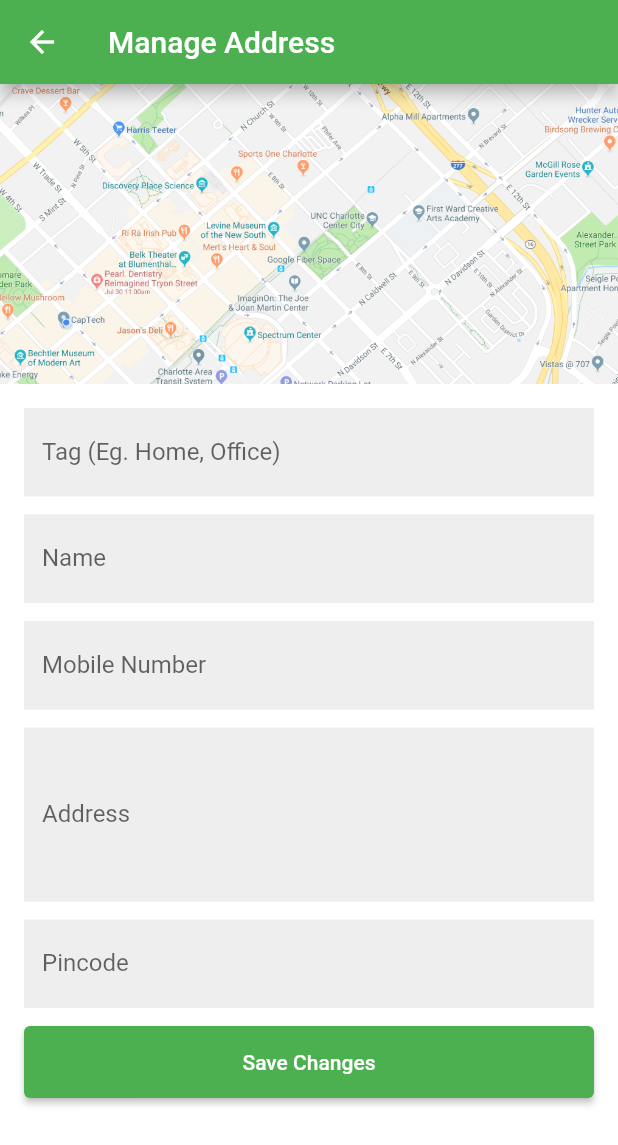
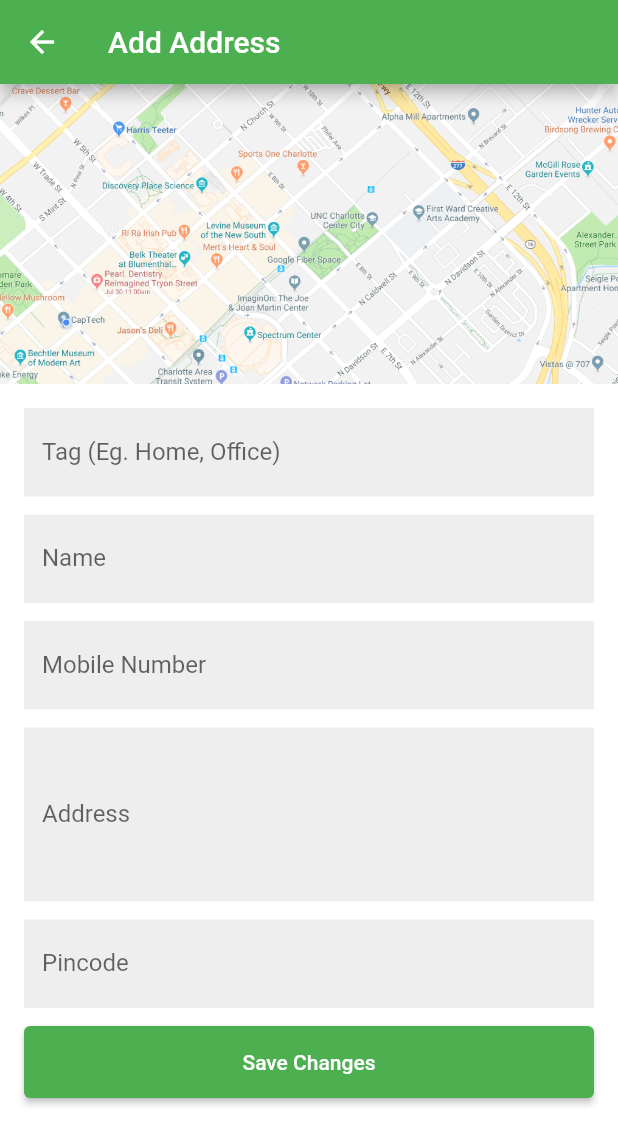
Before and after one commit to appmakingco/grocery-user-backend, a Flutter app: the AddressesScreen screen opened directly, after a tap on the "add" icon, on a phone screen of 412 x 824 dp. Shown: the top 1145 px of the screen. Run offline on Flutter 3.47's test engine with Material 2 defaults, Android fonts, the phone set to English and light mode, and no system bars; our stand-ins replace carousel_slider, cloud_firestore, firebase_auth, firebase_core, firebase_storage, get and 1 more; accounts and stored records are empty; network calls fail.

Commit message:
user app address CRUD

```diff
--- a/userapp/lib/screens/addresses.dart
+++ b/userapp/lib/screens/addresses.dart
@@ -1,9 +1,12 @@
 import 'package:flutter/material.dart';
 import 'package:get/get.dart';
+import 'package:userapp/controllers/address.dart';
 import 'package:userapp/screens/manage-address.dart';
 
 class AddressesScreen extends StatelessWidget {
-  const AddressesScreen({Key? key}) : super(key: key);
+  AddressesScreen({Key? key}) : super(key: key);
+
+  AddressController _addressCtrl = Get.put(AddressController());
 
   @override
   Widget build(BuildContext context) {
@@ -11,23 +14,31 @@ class AddressesScreen extends StatelessWidget {
       appBar: AppBar(
         title: Text("Addresses"),
       ),
-      body: ListView(
-        children: [
-          ListTile(
-            title: Text("Home"),
-            subtitle: Text("12, Flutter Club, Earth 091234"),
-            trailing: IconButton(
-              icon: Icon(Icons.edit_outlined),
-              onPressed: () {
-                Get.to(ManageAddressScreen());
-              },
-            ),
-          )
-        ],
+      body: Obx(
+        () => ListView.builder(
+            itemCount: _addressCtrl.addresses.length,
+            itemBuilder: (bc, index) {
+              return ListTile(
+                title: Text("${_addressCtrl.addresses[index]['tag']}"),
+                subtitle: Text("${_addressCtrl.addresses[index]['address']}"),
+                trailing: IconButton(
+                  icon: Icon(Icons.edit_outlined),
+                  onPressed: () {
+                    Get.to(ManageAddressScreen(
+                      canEdit: true,
+                      address: _addressCtrl.addresses[index],
+                    ));
+                  },
+                ),
+              );
+            }),
       ),
       floatingActionButton: FloatingActionButton(
         onPressed: () {
-          Get.to(ManageAddressScreen());
+          Get.to(ManageAddressScreen(
+            canEdit: false,
+            address: {},
+          ));
         },
         child: Icon(Icons.add),
       ),
--- a/userapp/lib/screens/manage-address.dart
+++ b/userapp/lib/screens/manage-address.dart
@@ -1,14 +1,56 @@
 import 'package:flutter/material.dart';
 import 'package:get/get.dart';
+import 'package:userapp/controllers/address.dart';
 
-class ManageAddressScreen extends StatelessWidget {
-  const ManageAddressScreen({Key? key}) : super(key: key);
+class ManageAddressScreen extends StatefulWidget {
+  bool canEdit = false;
+  var address = {};
+  ManageAddressScreen({
+    Key? key,
+    required this.canEdit,
+    required this.address,
+  }) : super(key: key);
+
+  @override
+  _ManageAddressScreenState createState() => _ManageAddressScreenState();
+}
+
+class _ManageAddressScreenState extends State<ManageAddressScreen> {
+  AddressController _addressController = Get.put(AddressController());
+
+  TextEditingController _tagCtrl = TextEditingController();
+  TextEditingController _nameCtrl = TextEditingController();
+  TextEditingController _mobileCtrl = TextEditingController();
+  TextEditingController _addressCtrl = TextEditingController();
+  TextEditingController _pinCtrl = TextEditingController();
+
+  @override
+  void initState() {
+    // TODO: implement initState
+    super.initState();
+    if (widget.canEdit) {
+      _tagCtrl.text = widget.address["tag"];
+      _nameCtrl.text = widget.address["name"];
+      _mobileCtrl.text = widget.address["mobile"];
+      _addressCtrl.text = widget.address["address"];
+      _pinCtrl.text = widget.address["pincode"];
+    }
+  }
 
   @override
   Widget build(BuildContext context) {
     return Scaffold(
       appBar: AppBar(
-        title: Text("Manage Address"),
+        title: Text("${widget.canEdit ? 'Edit' : 'Add'} Address"),
+        actions: [
+          widget.canEdit
+              ? IconButton(
+                  icon: Icon(Icons.delete),
+                  onPressed: () {
+                    _addressController.deleteAddress(widget.address["id"]);
+                  })
+              : Container(),
+        ],
       ),
       body: SingleChildScrollView(
         child: Column(
@@ -24,6 +66,7 @@ class ManageAddressScreen extends StatelessWidget {
               padding: EdgeInsets.all(16.0),
               child: Column(children: [
                 TextField(
+                  controller: _tagCtrl,
                   decoration: InputDecoration(
                       filled: true,
                       fillColor: Colors.grey[200],
@@ -32,6 +75,7 @@ class ManageAddressScreen extends StatelessWidget {
                 ),
                 SizedBox(height: 12),
                 TextField(
+                  controller: _nameCtrl,
                   decoration: InputDecoration(
                       filled: true,
                       fillColor: Colors.grey[200],
@@ -40,6 +84,7 @@ class ManageAddressScreen extends StatelessWidget {
                 ),
                 SizedBox(height: 12),
                 TextField(
+                  controller: _mobileCtrl,
                   decoration: InputDecoration(
                       filled: true,
                       fillColor: Colors.grey[200],
@@ -48,6 +93,7 @@ class ManageAddressScreen extends StatelessWidget {
                 ),
                 SizedBox(height: 12),
                 TextField(
+                  controller: _addressCtrl,
                   maxLines: 4,
                   decoration: InputDecoration(
                       filled: true,
@@ -57,6 +103,7 @@ class ManageAddressScreen extends StatelessWidget {
                 ),
                 SizedBox(height: 12),
                 TextField(
+                  controller: _pinCtrl,
                   decoration: InputDecoration(
                       filled: true,
                       fillColor: Colors.grey[200],
@@ -70,7 +117,22 @@ class ManageAddressScreen extends StatelessWidget {
                   child: ElevatedButton(
                     child: Text("Save Changes"),
                     onPressed: () {
-                      Get.back();
+                      widget.canEdit
+                          ? _addressController
+                              .updateAddress(widget.address["id"], {
+                              "tag": _tagCtrl.text,
+                              "name": _nameCtrl.text,
+                              "mobile": _mobileCtrl.text,
+                              "address": _addressCtrl.text,
+                              "pincode": _pinCtrl.text
+                            })
+                          : _addressController.addAddress({
+                              "tag": _tagCtrl.text,
+                              "name": _nameCtrl.text,
+                              "mobile": _mobileCtrl.text,
+                              "address": _addressCtrl.text,
+                              "pincode": _pinCtrl.text
+                            });
                     },
                   ),
                 ),
```
Also changed, not shown: userapp/lib/controllers/address.dart (added, +54 -0 lines).
